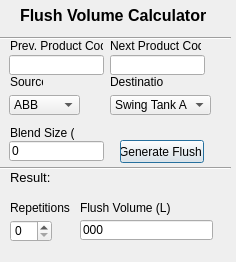
The window that mockup.ui (johnsaigle/flush-matrix) describes before a commit, drawn with Qt 5.
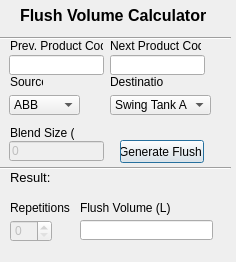
The same window after the commit.

Commit message:
Link front end to back end
Join the flush_matrix calculation script with the gui_handler display
script to unify the applicaiton. Modify look and feel of mockup template
to be more sophisticated (result boxes read-only, change onject names,
etc). Refactor flush_matrix code to work as an imported script including
handling input and returning output

Diff of the .ui file:
```diff
--- a/mockup.ui
+++ b/mockup.ui
@@ -129,6 +129,9 @@
    </property>
   </widget>
   <widget class="QLineEdit" name="blend_volume_line">
+   <property name="enabled">
+    <bool>false</bool>
+   </property>
    <property name="geometry">
     <rect>
      <x>9</x>
@@ -227,6 +230,9 @@
    </property>
   </widget>
   <widget class="QSpinBox" name="spinBox">
+   <property name="enabled">
+    <bool>false</bool>
+   </property>
    <property name="geometry">
     <rect>
      <x>10</x>
@@ -262,7 +268,10 @@
     <string>Flush Volume (L)</string>
    </property>
   </widget>
-  <widget class="QLineEdit" name="lineEdit">
+  <widget class="QLineEdit" name="flush_volume">
+   <property name="enabled">
+    <bool>true</bool>
+   </property>
    <property name="geometry">
     <rect>
      <x>80</x>
@@ -271,8 +280,20 @@
      <height>20</height>
     </rect>
    </property>
+   <property name="layoutDirection">
+    <enum>Qt::RightToLeft</enum>
+   </property>
    <property name="text">
-    <string>000</string>
+    <string/>
+   </property>
+   <property name="frame">
+    <bool>true</bool>
+   </property>
+   <property name="readOnly">
+    <bool>true</bool>
+   </property>
+   <property name="placeholderText">
+    <string/>
    </property>
   </widget>
  </widget>
```
The commit also changes 1 other file.
